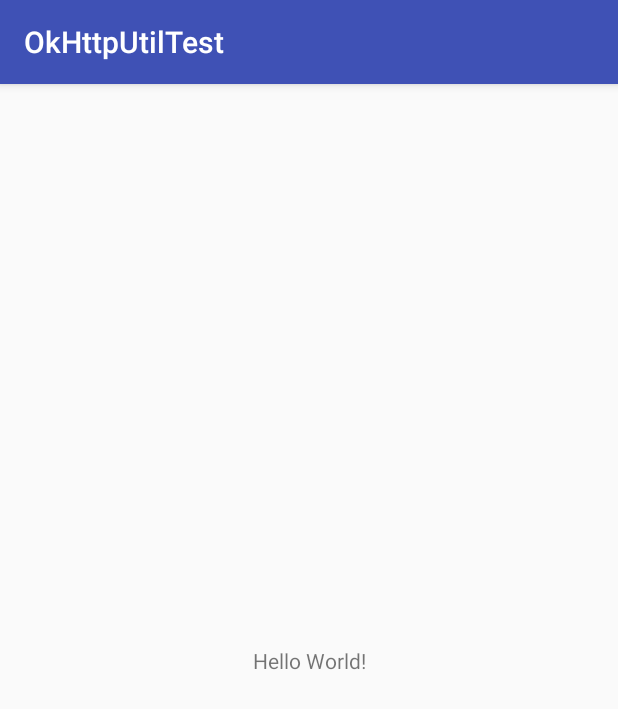
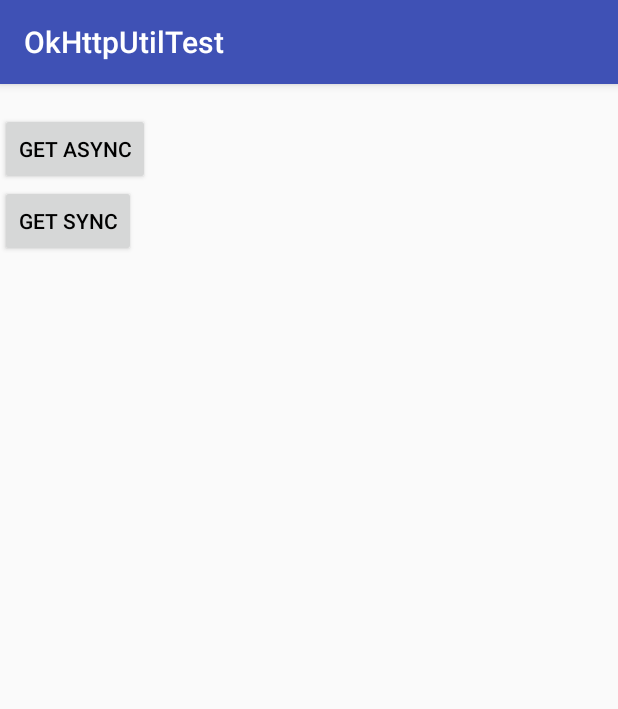
Before and after one commit to dongzhong/OkHttpUtil, an Android app: the screen it shows after launch (MainActivity), on a phone screen of 412 x 824 dp. Shown: the top 709 px of the screen. Run offline under Robolectric (Android 15) with nearby library versions, the phone set to English and light mode, and no system bars.

Commit message:
测试get请求

```diff
--- a/OkHttpUtil/src/main/java/dongzhong/okhttputil/builder/GetRequestBuilder.java
+++ b/OkHttpUtil/src/main/java/dongzhong/okhttputil/builder/GetRequestBuilder.java
@@ -42,7 +42,7 @@ public class GetRequestBuilder extends OkHttpRequestBuilder<GetRequestBuilder> i
     }
 
     @Override
-    RequestCall build() {
+    public RequestCall build() {
         appendParams();
         return new GetRequest(url, tag, params, headers, id).build();
     }
--- a/OkHttpUtil/src/main/java/dongzhong/okhttputil/interceptor/LogInterceptor.java
+++ b/OkHttpUtil/src/main/java/dongzhong/okhttputil/interceptor/LogInterceptor.java
@@ -64,6 +64,7 @@ public class LogInterceptor implements Interceptor {
             if (headers != null && headers.size() > 0) {
                 logStringBuilder.append("headers: \n").append(headers.toString());
             }
+            LogUtil.d(TAG, logStringBuilder.toString());
         }
         catch (Exception e) {
 
--- a/OkHttpUtil/src/main/java/dongzhong/okhttputil/request/RequestCall.java
+++ b/OkHttpUtil/src/main/java/dongzhong/okhttputil/request/RequestCall.java
@@ -86,8 +86,8 @@ public class RequestCall {
      * @throws IOException
      */
     public Response execute() throws IOException{
-        buildCall();
-        Response response = call.execute();
+        this.call = buildCall();
+        Response response = this.call.execute();
         return response;
     }
 }
--- a/okhttputiltest/src/main/AndroidManifest.xml
+++ b/okhttputiltest/src/main/AndroidManifest.xml
@@ -1,6 +1,8 @@
 <?xml version="1.0" encoding="utf-8"?>
 <manifest xmlns:android="http://schemas.android.com/apk/res/android"
     package="dongzhong.okhttputiltest">
+
+    <uses-permission android:name="android.permission.INTERNET" />
 
     <application android:allowBackup="true" android:icon="@mipmap/ic_launcher"
         android:label="@string/app_name" android:roundIcon="@mipmap/ic_launcher_round"
--- a/okhttputiltest/src/main/res/layout/activity_main.xml
+++ b/okhttputiltest/src/main/res/layout/activity_main.xml
@@ -1,13 +1,40 @@
 <?xml version="1.0" encoding="utf-8"?>
-<android.support.constraint.ConstraintLayout
+<ScrollView
     xmlns:android="http://schemas.android.com/apk/res/android"
-    xmlns:app="http://schemas.android.com/apk/res-auto"
-    xmlns:tools="http://schemas.android.com/tools" android:layout_width="match_parent"
-    android:layout_height="match_parent" tools:context="dongzhong.okhttputiltest.MainActivity">
+    android:layout_width="match_parent"
+    android:layout_height="match_parent" >
 
-    <TextView android:layout_width="wrap_content" android:layout_height="wrap_content"
-        android:text="Hello World!" app:layout_constraintBottom_toBottomOf="parent"
-        app:layout_constraintLeft_toLeftOf="parent" app:layout_constraintRight_toRightOf="parent"
-        app:layout_constraintTop_toTopOf="parent" />
+    <LinearLayout
+        android:layout_width="match_parent"
+        android:layout_height="wrap_content"
+        android:orientation="vertical">
 
-</android.support.constraint.ConstraintLayout>
+        <TextView
+            android:id="@+id/textview_mainactivity"
+            android:layout_width="match_parent"
+            android:layout_height="wrap_content" />
+
+        <LinearLayout
+            android:layout_width="match_parent"
+            android:layout_height="wrap_content"
+            android:orientation="vertical">
+
+            <Button
+                android:id="@+id/get_async_button"
+                android:layout_width="wrap_content"
+                android:layout_height="wrap_content"
+                android:textColor="#000"
+                android:text="Get Async" />
+
+            <Button
+                android:id="@+id/get_sync_button"
+                android:layout_width="wrap_content"
+                android:layout_height="wrap_content"
+                android:textColor="#000"
+                android:text="Get Sync" />
+
+        </LinearLayout>
+
+    </LinearLayout>
+
+</ScrollView>
```
Also changed, not shown: okhttputiltest/src/main/java/dongzhong/okhttputiltest/MainActivity.java (+97 -1 lines).
